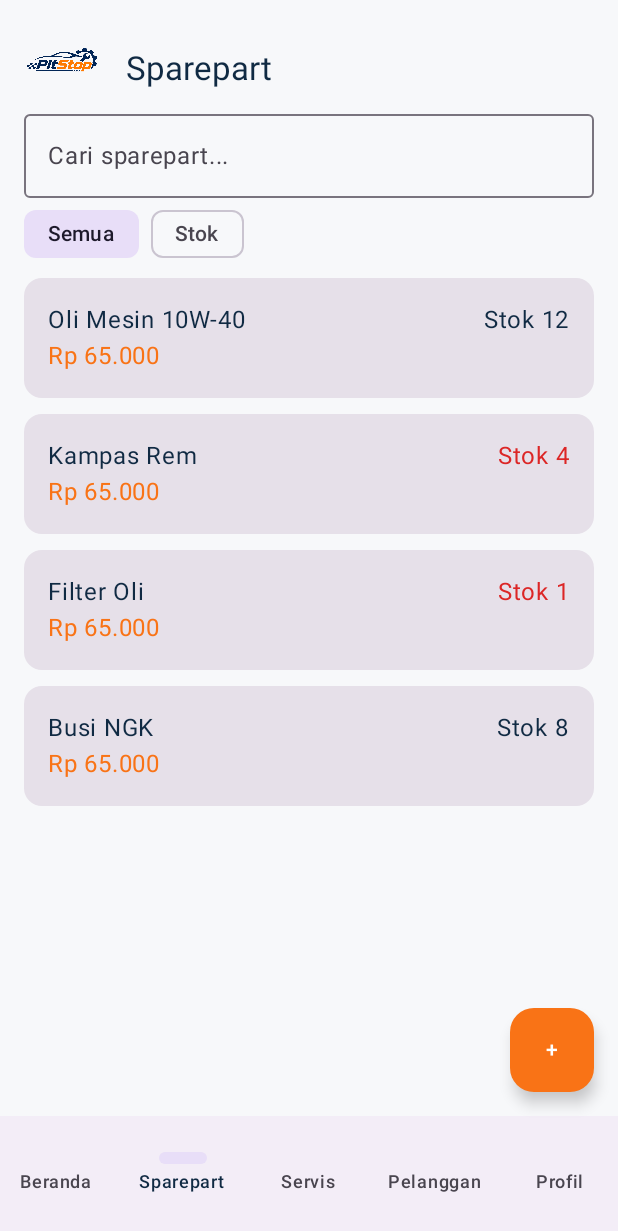
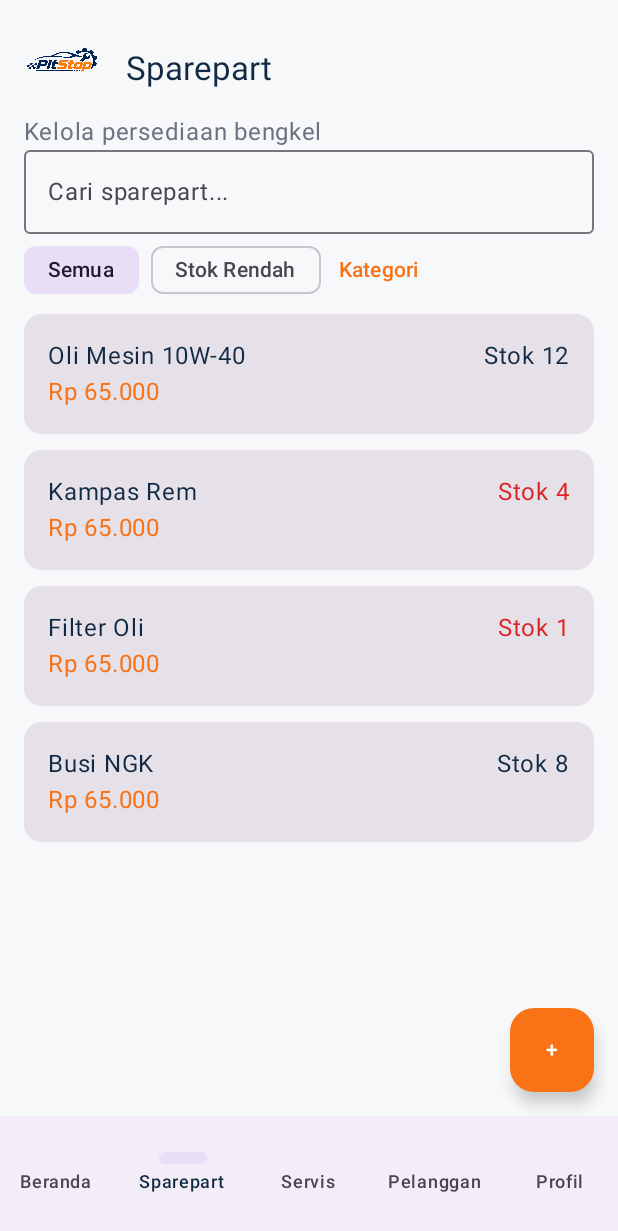
Before and after one commit to rizkizulfauzi/0039_PitStop, an Android app built with Jetpack Compose: the composable SparepartScreen shown on its own in the app's theme, on a phone screen of 412 x 824 dp. Shown: the top 1231 px of the screen. Run offline under Robolectric (Android 15) with nearby library versions, the phone set to English and light mode, and no system bars.

Commit message:
feat: polish sparepart inventory controls

```diff
--- a/app/src/main/java/com/example/pitstop/features/sparepart/SparepartScreen.kt
+++ b/app/src/main/java/com/example/pitstop/features/sparepart/SparepartScreen.kt
@@ -7,5 +7,5 @@ import androidx.compose.ui.Modifier
 import androidx.compose.ui.unit.dp
 import com.example.pitstop.ui.components.*
 import com.example.pitstop.ui.theme.*
-@Composable fun SparepartScreen(){var q by remember{mutableStateOf("")};var low by remember{mutableStateOf(false)};val data=listOf("Oli Mesin 10W-40" to 12,"Kampas Rem" to 4,"Filter Oli" to 1,"Busi NGK" to 8);Scaffold(bottomBar={PitStopBottomBar("Sparepart"){}},floatingActionButton={FloatingActionButton({},containerColor=PitStopOrange){Text("+")}}){p->Column(Modifier.padding(p).padding(16.dp)){PitStopTopBar("Sparepart");OutlinedTextField(q,{q=it},Modifier.fillMaxWidth(),placeholder={Text("Cari sparepart...")});Row{FilterChip(selected=!low,onClick={low=false},label={Text("Semua")});Spacer(Modifier.width(8.dp));FilterChip(selected=low,onClick={low=true},label={Text("Stok")})};LazyColumn{items(data.filter{it.first.contains(q,true)&&( !low||it.second<5)}){(name,stock)->Card(Modifier.fillMaxWidth().padding(vertical=5.dp)){Row(Modifier.padding(16.dp).fillMaxWidth(),horizontalArrangement=Arrangement.SpaceBetween){Column{Text(name,color=PitStopNavy);Text("Rp 65.000",color=PitStopOrange)};Text("Stok $stock",color=if(stock<5)PitStopDanger else PitStopNavy)}}}}}}}
+@Composable fun SparepartScreen(){var q by remember{mutableStateOf("")};var low by remember{mutableStateOf(false)};val data=listOf("Oli Mesin 10W-40" to 12,"Kampas Rem" to 4,"Filter Oli" to 1,"Busi NGK" to 8);Scaffold(bottomBar={PitStopBottomBar("Sparepart"){}},floatingActionButton={FloatingActionButton({},containerColor=PitStopOrange){Text("+")}}){p->Column(Modifier.padding(p).padding(16.dp)){PitStopTopBar("Sparepart");Text("Kelola persediaan bengkel",color=PitStopMuted);OutlinedTextField(q,{q=it},Modifier.fillMaxWidth(),placeholder={Text("Cari sparepart...")});Row{FilterChip(selected=!low,onClick={low=false},label={Text("Semua")});Spacer(Modifier.width(8.dp));FilterChip(selected=low,onClick={low=true},label={Text("Stok Rendah")});TextButton({}){Text("Kategori") }};LazyColumn{items(data.filter{it.first.contains(q,true)&&( !low||it.second<5)}){(name,stock)->Card(Modifier.fillMaxWidth().padding(vertical=5.dp)){Row(Modifier.padding(16.dp).fillMaxWidth(),horizontalArrangement=Arrangement.SpaceBetween){Column{Text(name,color=PitStopNavy);Text("Rp 65.000",color=PitStopOrange)};Text("Stok $stock",color=if(stock<5)PitStopDanger else PitStopNavy)}}}}}}}
 @Composable fun SparepartForm(){Column(Modifier.padding(16.dp)){PitStopTopBar("Tambah Sparepart");OutlinedTextField("",{},Modifier.fillMaxWidth(),label={Text("Nama Sparepart *")});OutlinedTextField("",{},Modifier.fillMaxWidth(),label={Text("Kategori *")});OutlinedTextField("",{},Modifier.fillMaxWidth(),label={Text("Harga *")});OutlinedTextField("",{},Modifier.fillMaxWidth(),label={Text("Stok *")});Button({},Modifier.fillMaxWidth()){Text("Simpan")}}}
```
